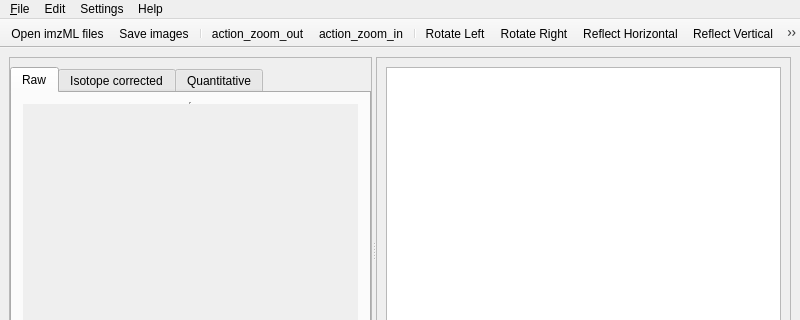
Qt form resources/views/MsiMainWindow.ui (swinnenteam/LipidQMap) before a commit; both pictures show x 0 to 800 and y 0 to 320 of the 800 by 600 pixel window.
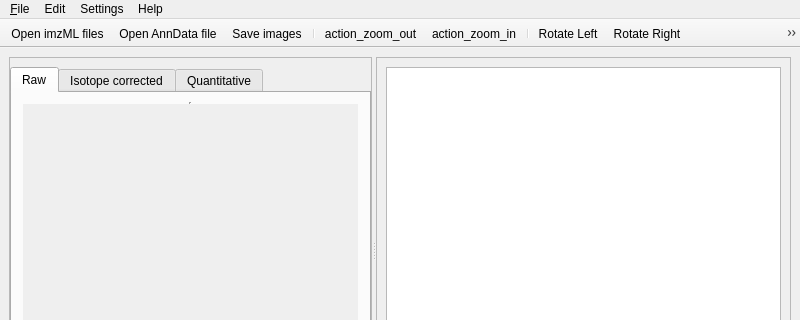
The same form after that commit. Icons and pictures are not drawn.

Commit message: Add AnnData file import

Diff of the .ui file:
```diff
--- a/resources/views/MsiMainWindow.ui
+++ b/resources/views/MsiMainWindow.ui
@@ -318,6 +318,7 @@
     <bool>false</bool>
    </attribute>
    <addaction name="action_open_imzml_dialog"/>
+   <addaction name="action_open_anndata_dialog"/>
    <addaction name="action_open_save_dialog"/>
    <addaction name="separator"/>
    <addaction name="action_zoom_out"/>
@@ -343,6 +344,15 @@
     <string>Open imzML files...</string>
    </property>
   </action>
+  <action name="action_open_anndata_dialog">
+   <property name="icon">
+    <iconset resource="../resources.qrc">
+     <normaloff>:/images/icons/open_file.png</normaloff>:/images/icons/open_file.png</iconset>
+   </property>
+   <property name="text">
+    <string>Open AnnData file...</string>
+   </property>
+  </action>
   <action name="action_open_save_dialog">
    <property name="icon">
     <iconset resource="../resources.qrc">
```
Left out of the diff: 1 changed line with no effect on the pictures. The commit also changes 15 other files.
